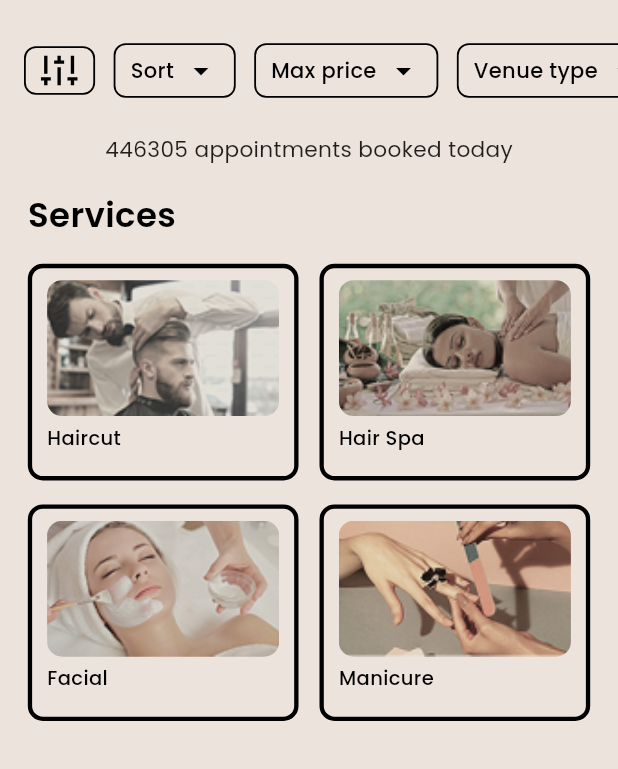
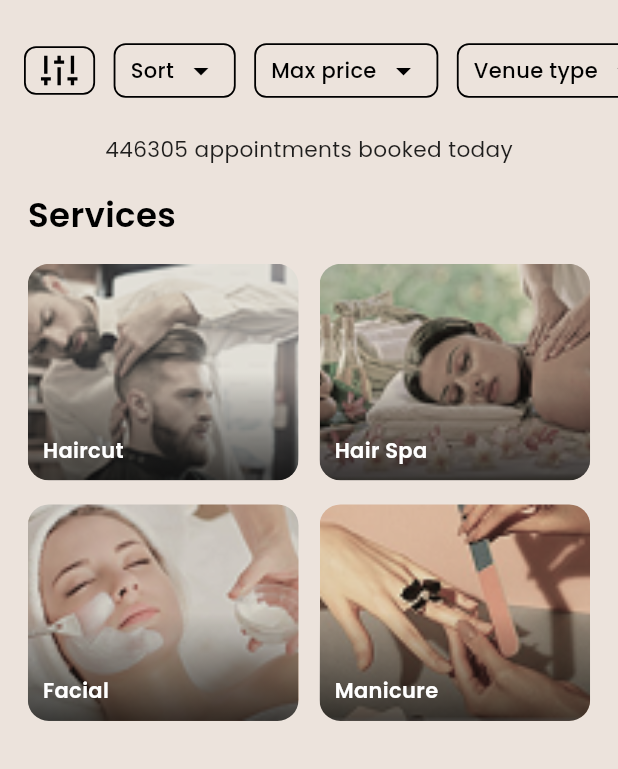
Before and after one commit to LegitFR/ProBeauty-App, a Flutter app: the ExploreScreen screen opened directly, scrolled down 110 dp, on a phone screen of 412 x 824 dp, the part 467-1236 px from its top. Run offline on Flutter 3.47's test engine with Material 3 defaults, Android fonts, the phone set to English and light mode, and no system bars; our stand-ins replace carousel_slider, curved_navigation_bar, firebase_core, firebase_messaging, flutter_dotenv, flutter_local_notifications and 7 more; missing offline and left inert: flutter_sound, flutter_stripe; accounts and stored records are empty; project files that could hold a hidden picture were left out.

Commit message:
explore page services card design change

```diff
--- a/lib/pages/explore_screen.dart
+++ b/lib/pages/explore_screen.dart
@@ -362,56 +362,56 @@ class _ExploreScreenState extends State<ExploreScreen> {
                           ),
                         );
                       },
-                      child: Container(
-                        decoration: BoxDecoration(
-                          color: AppColors.softIvory,
-                          borderRadius: BorderRadius.circular(10),
-                          border: Border.all(color: Colors.black, width: 2.87),
-                        ),
-                        child: Padding(
-                          padding: const EdgeInsets.symmetric(
-                              horizontal: 10, vertical: 8),
-                          child: Column(
-                            crossAxisAlignment: CrossAxisAlignment.start,
+                      child: ClipRRect(
+                        borderRadius: BorderRadius.circular(14),
+                        child: Stack(
                           children: [
-                              ClipRRect(
-                                borderRadius: BorderRadius.circular(10),
+                            // 🖼️ IMAGE
+                            Positioned.fill(
                               child: item['img']!.startsWith('http')
                                   ? Image.network(
                                       item['img']!,
-                                        height: width * 0.22,
-                                        width: double.infinity,
                                       fit: BoxFit.cover,
-                                        errorBuilder: (_, __, ___) =>
-                                            Image.asset(
-                                          "assets/images/services/hair_styling.png",
-                                          height: width * 0.22,
-                                          width: double.infinity,
-                                          fit: BoxFit.cover,
-                                        ),
                                     )
                                   : Image.asset(
                                       item['img']!,
-                                        height: width * 0.22,
-                                        width: double.infinity,
                                       fit: BoxFit.cover,
                                     ),
                             ),
-                              const SizedBox(height: 5),
-                              Flexible(
+
+                            // 🌑 GRADIENT OVERLAY (important for text visibility)
+                            Positioned.fill(
+                              child: Container(
+                                decoration: BoxDecoration(
+                                  gradient: LinearGradient(
+                                    begin: Alignment.bottomCenter,
+                                    end: Alignment.center,
+                                    colors: [
+                                      Colors.black.withOpacity(0.7),
+                                      Colors.transparent,
+                                    ],
+                                  ),
+                                ),
+                              ),
+                            ),
+
+                            // 🏷️ TEXT
+                            Positioned(
+                              left: 10,
+                              bottom: 10,
+                              right: 10,
                               child: Text(
                                 item['title']!,
                                 maxLines: 2,
                                 overflow: TextOverflow.ellipsis,
                                 style: const TextStyle(
-                                    fontFamily: "PoppinsMedium",
-                                    fontSize: 13,
-                                    color: Colors.black,
+                                  fontFamily: "PoppinsSemiBold",
+                                  fontSize: 14,
+                                  color: Colors.white,
                                 ),
                               ),
                             ),
                           ],
-                          ),
                         ),
                       ),
                     );
```
Lines whose indentation alone changed are shown as unchanged.
